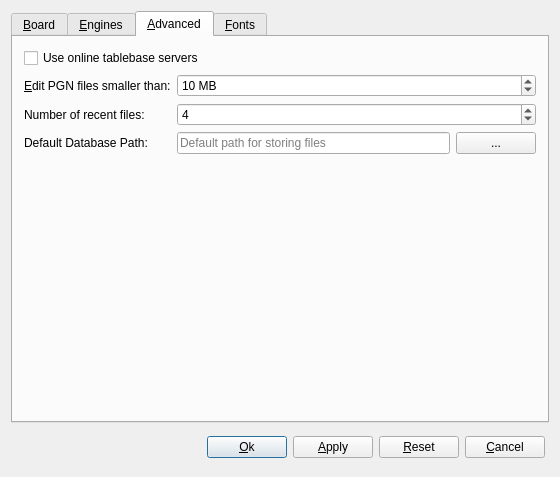
Before: the Qt Designer form src/gui/preferences.ui in madnight/chessx, drawn with Qt 5.
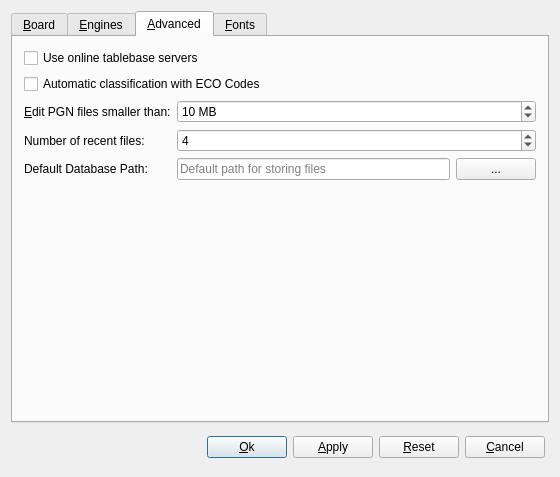
After: the same form once the commit is applied. Custom widgets are drawn as their Qt base class.

Commit message: New Feature: Automatic ECO handling for new and unclassified games

The edit to the form file:
```diff
--- a/src/gui/preferences.ui
+++ b/src/gui/preferences.ui
@@ -477,9 +477,16 @@
          </property>
         </widget>
        </item>
+       <item>
+        <widget class="QCheckBox" name="automaticECO">
+         <property name="text">
+          <string>Automatic classification with ECO Codes</string>
+         </property>
+        </widget>
+       </item>
        <item>
         <layout class="QGridLayout" name="gridLayout4">
-         <item row="0" column="1">
+         <item row="1" column="1">
           <widget class="QSpinBox" name="limitSpin">
            <property name="suffix">
             <string> MB</string>
@@ -495,7 +502,7 @@
            </property>
           </widget>
          </item>
-         <item row="0" column="0">
+         <item row="1" column="0">
           <widget class="QLabel" name="label_7">
            <property name="text">
             <string>&amp;Edit PGN files smaller than:</string>
@@ -505,7 +512,7 @@
            </property>
           </widget>
          </item>
-         <item row="1" column="0">
+         <item row="2" column="0">
           <widget class="QLabel" name="label_8">
            <property name="text">
             <string>Number of recent files:</string>
@@ -515,7 +522,7 @@
            </property>
           </widget>
          </item>
-         <item row="1" column="1">
+         <item row="2" column="1">
           <widget class="QSpinBox" name="spinBoxRecentFiles">
            <property name="maximum">
             <number>10</number>
@@ -525,7 +532,7 @@
            </property>
           </widget>
          </item>
-         <item row="2" column="0">
+         <item row="3" column="0">
           <widget class="QLabel" name="label_9">
            <property name="sizePolicy">
             <sizepolicy hsizetype="Preferred" vsizetype="Preferred">
@@ -541,7 +548,7 @@
            </property>
           </widget>
          </item>
-         <item row="2" column="1">
+         <item row="3" column="1">
           <layout class="QHBoxLayout" name="horizontalLayout_5">
            <item>
             <widget class="QLineEdit" name="defaultDataBasePath">
```
The commit also changes 4 other files.
